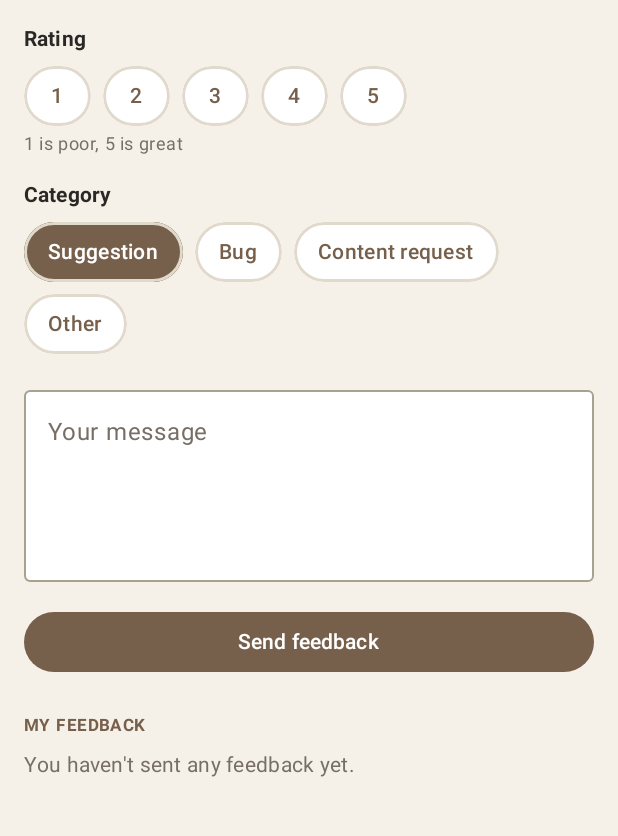
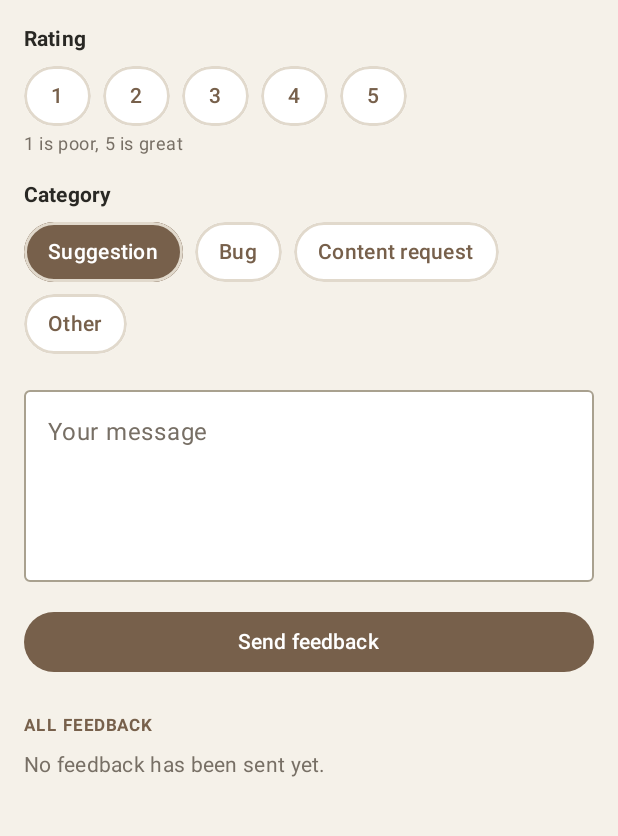
Before and after one commit to JmDacode/RenChit-application, an Android app built with Jetpack Compose: the FeedbackScreen screen opened through its navigation route, on a phone screen of 412 x 824 dp, the part 177-1013 px from its top. Run offline under Robolectric (Android 15) with nearby library versions, the phone set to English and light mode, and no system bars; our stand-ins replace Firebase (no records; nobody signed in at launch, a user with empty details on screens opened directly).

Commit message:
Feedback tweaks

```diff
--- a/app/src/main/java/com/example/renchityourstartupautoguide/model/VehicleComponents.kt
+++ b/app/src/main/java/com/example/renchityourstartupautoguide/model/VehicleComponents.kt
@@ -17,7 +17,6 @@ import androidx.compose.ui.res.painterResource
 import androidx.compose.ui.unit.dp
 import com.example.renchityourstartupautoguide.ui.theme.OxideBronze
 
-// Shows the photo named imageName from res/drawable.
 @Composable
 fun VehiclePhoto(imageName: String, modifier: Modifier = Modifier) {
     val context = LocalContext.current
--- a/app/src/main/java/com/example/renchityourstartupautoguide/screens/FeedbackScreen.kt
+++ b/app/src/main/java/com/example/renchityourstartupautoguide/screens/FeedbackScreen.kt
@@ -63,7 +63,6 @@ fun FeedbackScreen(
     val myEmail = FirebaseAuth.getInstance().currentUser?.email ?: ""
 
     val allFeedbacks by viewModel.feedbacks.collectAsState()
-    val myFeedbacks = allFeedbacks.filter { it.email == myEmail }
 
     var editingId by remember { mutableStateOf<String?>(null) }
     var rating by remember { mutableStateOf(0) }
@@ -267,7 +266,7 @@ fun FeedbackScreen(
             Spacer(modifier = Modifier.height(24.dp))
 
             Text(
-                text = "MY FEEDBACK",
+                text = "ALL FEEDBACK",
                 style = MaterialTheme.typography.labelSmall,
                 fontWeight = FontWeight.Bold,
                 letterSpacing = 1.sp,
@@ -276,14 +275,14 @@ fun FeedbackScreen(
 
             Spacer(modifier = Modifier.height(8.dp))
 
-            if (myFeedbacks.isEmpty()) {
+            if (allFeedbacks.isEmpty()) {
                 Text(
-                    text = "You haven't sent any feedback yet.",
+                    text = "No feedback has been sent yet.",
                     style = MaterialTheme.typography.bodyMedium,
                     color = SecondaryText
                 )
             } else {
-                myFeedbacks.forEach { item ->
+                allFeedbacks.forEach { item ->
                     FeedbackCard(
                         feedback = item,
                         onEdit = {
@@ -307,7 +306,7 @@ fun FeedbackScreen(
         AlertDialog(
             onDismissRequest = { feedbackToDelete = null },
             title = { Text("Delete feedback?") },
-            text = { Text("This removes your feedback from the list.") },
+            text = { Text("This removes the feedback from the list.") },
             confirmButton = {
                 TextButton(
                     onClick = {
@@ -354,7 +353,7 @@ private fun FeedbackCard(
         Spacer(modifier = Modifier.height(2.dp))
 
         Text(
-            text = dateText,
+            text = "$dateText by ${feedback.email}",
             style = MaterialTheme.typography.bodySmall,
             color = SecondaryText
         )
--- a/app/src/main/java/com/example/renchityourstartupautoguide/screens/VehicleDetailScreen.kt
+++ b/app/src/main/java/com/example/renchityourstartupautoguide/screens/VehicleDetailScreen.kt
@@ -24,7 +24,6 @@ import com.example.renchityourstartupautoguide.ui.theme.OxideBronze
 import com.example.renchityourstartupautoguide.ui.theme.PrimaryText
 import com.example.renchityourstartupautoguide.ui.theme.SecondaryText
 import com.example.renchityourstartupautoguide.ui.theme.WarmIvory
-import androidx.compose.foundation.layout.aspectRatio
 
 @Composable
 fun VehicleDetailScreen(
```
